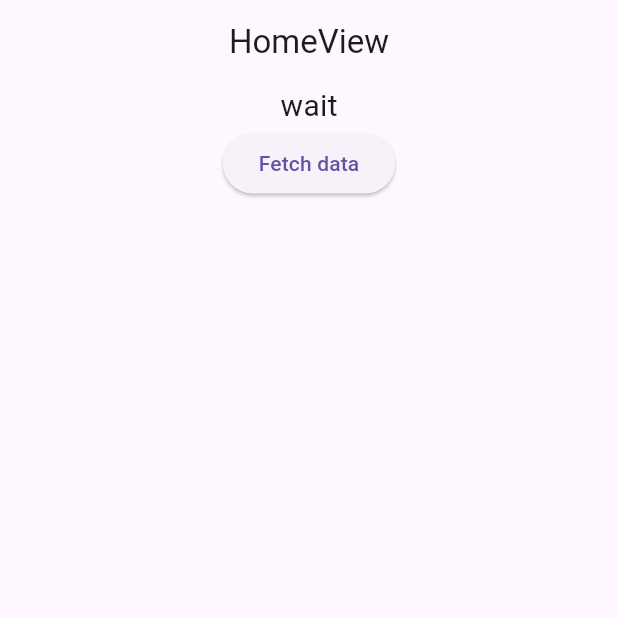
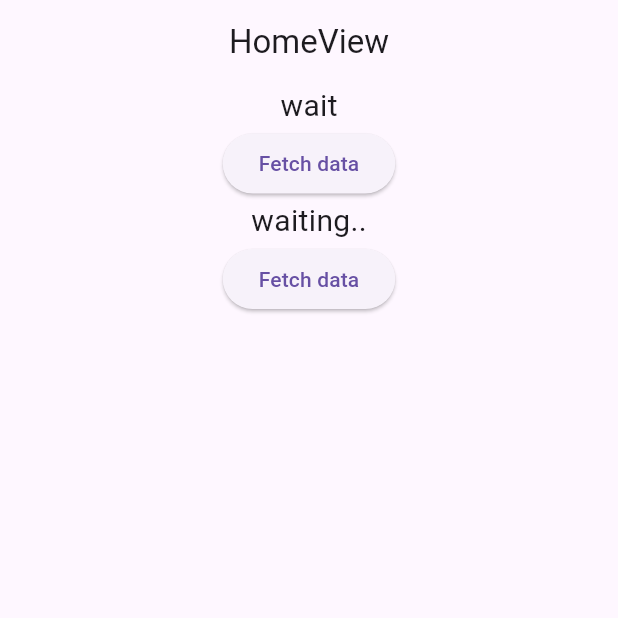
Before and after one commit to MhrzSohin/API_Flutter_Training, a Flutter app: the screen it shows after launch, on a phone screen of 412 x 824 dp, the top half of it. Run offline on Flutter 3.47's test engine with Material 3 defaults, Android fonts, the phone set to English and light mode, and no system bars; our stand-ins replace dio, equatable, get.

Commit message:
Emoji API

```diff
--- a/lib/app/core/config/http_config.dart
+++ b/lib/app/core/config/http_config.dart
@@ -5,4 +5,5 @@ class HttpConfig {
 
   //end points
   static String getRiddles = "/v1/riddles";
+  static String getEmoji = "/v1/emoji";
 }
--- /dev/null
+++ b/lib/app/data/model/emoji_response/emoji_response.dart
@@ -0,0 +1,84 @@
+import 'dart:convert';
+
+import 'package:equatable/equatable.dart';
+
+class Emoji extends Equatable {
+  final String? code;
+  final String? character;
+  final String? image;
+  final String? name;
+  final String? group;
+  final String? subgroup;
+
+  const Emoji({
+    this.code,
+    this.character,
+    this.image,
+    this.name,
+    this.group,
+    this.subgroup,
+  });
+
+  factory Emoji.fromMap(Map<String, dynamic> data) => Emoji(
+        code: data['code'] as String?,
+        character: data['character'] as String?,
+        image: data['image'] as String?,
+        name: data['name'] as String?,
+        group: data['group'] as String?,
+        subgroup: data['subgroup'] as String?,
+      );
+
+  Map<String, dynamic> toMap() => {
+        'code': code,
+        'character': character,
+        'image': image,
+        'name': name,
+        'group': group,
+        'subgroup': subgroup,
+      };
+
+  /// `dart:convert`
+  ///
+  /// Parses the string and returns the resulting Json object as [Emoji].
+  factory Emoji.fromJson(String data) {
+    return Emoji.fromMap(json.decode(data) as Map<String, dynamic>);
+  }
+
+  /// `dart:convert`
+  ///
+  /// Converts [Emoji] to a JSON string.
+  String toJson() => json.encode(toMap());
+
+  Emoji copyWith({
+    String? code,
+    String? character,
+    String? image,
+    String? name,
+    String? group,
+    String? subgroup,
+  }) {
+    return Emoji(
+      code: code ?? this.code,
+      character: character ?? this.character,
+      image: image ?? this.image,
+      name: name ?? this.name,
+      group: group ?? this.group,
+      subgroup: subgroup ?? this.subgroup,
+    );
+  }
+
+  @override
+  bool get stringify => true;
+
+  @override
+  List<Object?> get props {
+    return [
+      code,
+      character,
+      image,
+      name,
+      group,
+      subgroup,
+    ];
+  }
+}
--- a/lib/app/data/model/riddle_response/riddle_response.dart
+++ b/lib/app/data/model/riddle_response/riddle_response.dart
@@ -17,8 +17,6 @@ class RiddleResponse extends Equatable {
     );
   }
 
-
-
   Map<String, dynamic> toMap() => {
         'title': title,
         'question': question,
@@ -31,6 +29,7 @@ class RiddleResponse extends Equatable {
   factory RiddleResponse.fromJson(String data) {
     return RiddleResponse.fromMap(json.decode(data) as Map<String, dynamic>);
   }
+
   /// `dart:convert`
   ///
   /// Converts [RiddleResponse] to a JSON string.
--- a/lib/app/data/service/riddle_service.dart
+++ b/lib/app/data/service/riddle_service.dart
@@ -1,5 +1,6 @@
 import 'package:api_app/app/core/config/api.dart';
 import 'package:api_app/app/core/config/http_config.dart';
+import 'package:api_app/app/data/model/emoji_response/emoji_response.dart';
 import 'package:api_app/app/data/model/riddle_response/riddle_response.dart';
 
 class RiddleService {
@@ -10,10 +11,30 @@ class RiddleService {
         addAuthInterceptor: true, //no need for this project
         addRequestInterceptor: true, //no need for this project
       );
-      var response = RiddleResponse.fromMap(res.data as Map<String, dynamic>);
+      var response =
+          RiddleResponse.fromMap(res.data[0] as Map<String, dynamic>);
       return response;
     } catch (err) {
       return null;
     }
   }
+
+  static Future<List<Emoji?>> getEmoji({
+    required String name,
+  }) async {
+    try {
+      var res = await Api().get(HttpConfig.getEmoji,
+          addRequestInterceptor: true,
+          queryParameters: {
+            'name': name,
+          } //no need for this project
+          );
+      return (res.data as List<dynamic>?)
+              ?.map((data) => Emoji.fromMap(data))
+              .toList() ??
+          [];
+    } catch (err) {
+      return [];
+    }
+  }
 }
--- a/lib/app/modules/home/views/home_view.dart
+++ b/lib/app/modules/home/views/home_view.dart
@@ -18,8 +18,9 @@ class HomeView extends GetView<HomeController> {
           children: [
             Obx(
               () => Text(
-                controller.riddlResults.value.data?.title.toString() ?? 'wait',
-                style: TextStyle(fontSize: 20),
+                controller.riddlResults.value.data?.question.toString() ??
+                    'wait',
+                style: const TextStyle(fontSize: 20),
               ),
             ),
             ElevatedButton(
@@ -28,7 +29,21 @@ class HomeView extends GetView<HomeController> {
 
                   controller.fetchData();
                 },
-                child: Text('Fetch data'))
+                child: const Text('Fetch data')),
+            Obx(
+              () => Text(
+                controller.emojiResult.value.data?.firstOrNull?.character ??
+                    'waiting..',
+                style: const TextStyle(fontSize: 20),
+              ),
+            ),
+            ElevatedButton(
+                onPressed: () {
+                  controller.title.value = 'Emoji Loading';
+
+                  controller.fetchEmoji();
+                },
+                child: const Text('Fetch data')),
           ],
         ),
       ),
```
Also changed, not shown: lib/app/modules/home/controllers/home_controller.dart (+18 -15 lines). Lines whose indentation alone changed are shown as unchanged.
